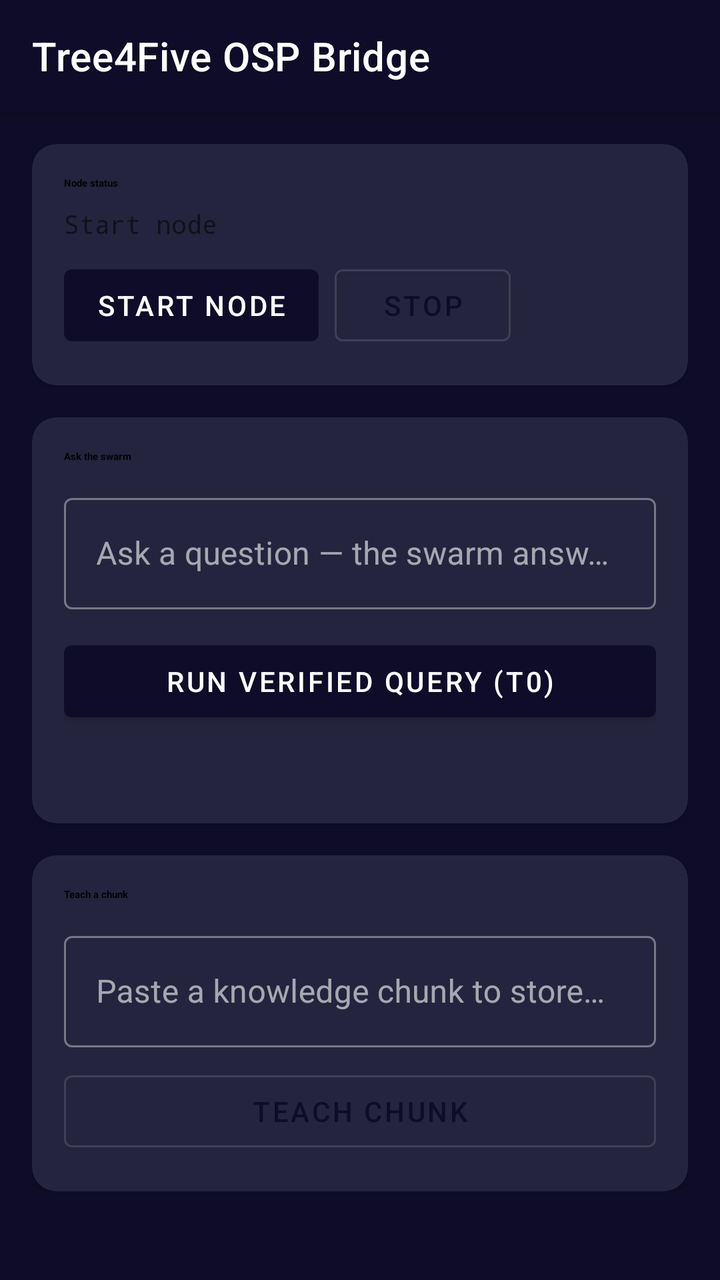
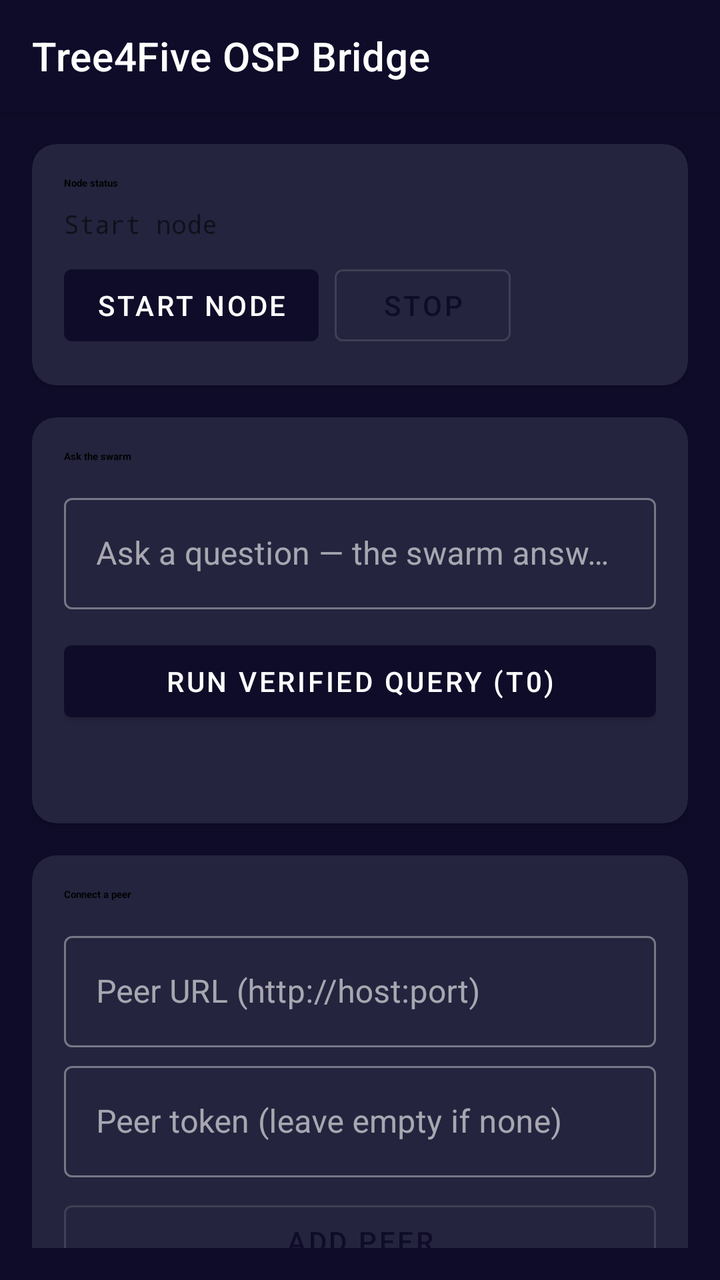

Two renders of the same Android screen: before a commit and after it. Below are the layout's source before the change and the commit's diff.
<!-- AndroidManifest.xml: application theme Theme.Tree4Five.OSP -->
<!-- res/layout/activity_main.xml -->
<?xml version="1.0" encoding="utf-8"?>
<androidx.coordinatorlayout.widget.CoordinatorLayout
    xmlns:android="http://schemas.android.com/apk/res/android"
    xmlns:app="http://schemas.android.com/apk/res-auto"
    android:layout_width="match_parent"
    android:layout_height="match_parent"
    android:background="?android:attr/colorBackground">

    <com.google.android.material.appbar.AppBarLayout
        android:layout_width="match_parent"
        android:layout_height="wrap_content">

        <com.google.android.material.appbar.MaterialToolbar
            android:id="@+id/toolbar"
            android:layout_width="match_parent"
            android:layout_height="?attr/actionBarSize"
            app:title="@string/app_name"
            style="@style/Widget.MaterialComponents.Toolbar.Primary" />
    </com.google.android.material.appbar.AppBarLayout>

    <androidx.core.widget.NestedScrollView
        android:layout_width="match_parent"
        android:layout_height="match_parent"
        app:layout_behavior="@string/appbar_scrolling_view_behavior"
        android:padding="16dp">

        <LinearLayout
            android:layout_width="match_parent"
            android:layout_height="wrap_content"
            android:orientation="vertical">

            
            <com.google.android.material.card.MaterialCardView
                android:layout_width="match_parent"
                android:layout_height="wrap_content"
                app:cardCornerRadius="12dp"
                app:cardElevation="2dp"
                android:layout_marginBottom="16dp">

                <LinearLayout
                    android:layout_width="match_parent"
                    android:layout_height="wrap_content"
                    android:orientation="vertical"
                    android:padding="16dp">

                    <TextView
                        android:layout_width="wrap_content"
                        android:layout_height="wrap_content"
                        android:text="@string/card_status"
                        android:textAppearance="?attr/textAppearanceTitleMedium"
                        android:textStyle="bold"
                        android:layout_marginBottom="8dp"/>

                    <TextView
                        android:id="@+id/status"
                        android:layout_width="match_parent"
                        android:layout_height="wrap_content"
                        android:fontFamily="monospace"
                        android:textSize="13sp"
                        android:text="@string/btn_start"/>

                    <HorizontalScrollView
                        android:layout_width="match_parent"
                        android:layout_height="wrap_content"
                        android:layout_marginTop="8dp"
                        android:scrollbars="none">

                        <LinearLayout
                            android:layout_width="wrap_content"
                            android:layout_height="wrap_content"
                            android:orientation="horizontal">

                            <com.google.android.material.button.MaterialButton
                                android:id="@+id/btnStart"
                                android:layout_width="wrap_content"
                                android:layout_height="wrap_content"
                                android:text="@string/btn_start"/>

                            <com.google.android.material.button.MaterialButton
                                android:id="@+id/btnStop"
                                style="@style/Widget.MaterialComponents.Button.OutlinedButton"
                                android:layout_width="wrap_content"
                                android:layout_height="wrap_content"
                                android:layout_marginStart="8dp"
                                android:text="@string/btn_stop"/>
                        </LinearLayout>
                    </HorizontalScrollView>
                </LinearLayout>
            </com.google.android.material.card.MaterialCardView>

            
            <com.google.android.material.card.MaterialCardView
                android:layout_width="match_parent"
                android:layout_height="wrap_content"
                app:cardCornerRadius="12dp"
                app:cardElevation="2dp"
                android:layout_marginBottom="16dp">

                <LinearLayout
                    android:layout_width="match_parent"
                    android:layout_height="wrap_content"
                    android:orientation="vertical"
                    android:padding="16dp">

                    <TextView
                        android:layout_width="wrap_content"
                        android:layout_height="wrap_content"
                        android:text="@string/card_query"
                        android:textAppearance="?attr/textAppearanceTitleMedium"
                        android:textStyle="bold"
                        android:layout_marginBottom="12dp"/>

                    <com.google.android.material.textfield.TextInputLayout
                        android:layout_width="match_parent"
                        android:layout_height="wrap_content"
                        android:hint="@string/query_hint"
                        style="@style/Widget.MaterialComponents.TextInputLayout.OutlinedBox">

                        <com.google.android.material.textfield.TextInputEditText
                            android:id="@+id/queryBox"
                            android:layout_width="match_parent"
                            android:layout_height="wrap_content"
                            android:inputType="textMultiLine"
                            android:maxLines="3"/>
                    </com.google.android.material.textfield.TextInputLayout>

                    
                    <com.google.android.material.chip.ChipGroup
                        android:id="@+id/chipGroup"
                        android:layout_width="match_parent"
                        android:layout_height="wrap_content"
                        android:layout_marginTop="4dp"/>

                    <com.google.android.material.button.MaterialButton
                        android:id="@+id/btnQuery"
                        android:layout_width="match_parent"
                        android:layout_height="wrap_content"
                        android:layout_marginTop="8dp"
                        android:text="@string/btn_query"/>

                    <TextView
                        android:id="@+id/out"
                        android:layout_width="match_parent"
                        android:layout_height="wrap_content"
                        android:layout_marginTop="12dp"
                        android:textSize="14sp"
                        android:textIsSelectable="true"/>
                </LinearLayout>
            </com.google.android.material.card.MaterialCardView>

            
            <com.google.android.material.card.MaterialCardView
                android:layout_width="match_parent"
                android:layout_height="wrap_content"
                app:cardCornerRadius="12dp"
                app:cardElevation="2dp">

                <LinearLayout
                    android:layout_width="match_parent"
                    android:layout_height="wrap_content"
                    android:orientation="vertical"
                    android:padding="16dp">

                    <TextView
                        android:layout_width="wrap_content"
                        android:layout_height="wrap_content"
                        android:text="@string/card_teach"
                        android:textAppearance="?attr/textAppearanceTitleMedium"
                        android:textStyle="bold"
                        android:layout_marginBottom="12dp"/>

                    <com.google.android.material.textfield.TextInputLayout
                        android:layout_width="match_parent"
                        android:layout_height="wrap_content"
                        android:hint="@string/teach_hint"
                        style="@style/Widget.MaterialComponents.TextInputLayout.OutlinedBox">

                        <com.google.android.material.textfield.TextInputEditText
                            android:id="@+id/learnBox"
                            android:layout_width="match_parent"
                            android:layout_height="wrap_content"
                            android:inputType="textMultiLine"
                            android:maxLines="4"/>
                    </com.google.android.material.textfield.TextInputLayout>

                    <com.google.android.material.button.MaterialButton
                        android:id="@+id/btnTeach"
                        style="@style/Widget.MaterialComponents.Button.OutlinedButton"
                        android:layout_width="match_parent"
                        android:layout_height="wrap_content"
                        android:layout_marginTop="8dp"
                        android:text="@string/btn_teach"/>
                </LinearLayout>
            </com.google.android.material.card.MaterialCardView>
        </LinearLayout>
    </androidx.core.widget.NestedScrollView>
</androidx.coordinatorlayout.widget.CoordinatorLayout>
<!-- resources referenced by this layout -->
<resources>
  <string name="app_name">Tree4Five OSP Bridge</string>
  <string name="btn_query">Run verified query (T0)</string>
  <string name="btn_start">Start node</string>
  <string name="btn_stop">Stop</string>
  <string name="btn_teach">Teach chunk</string>
  <string name="card_query">Ask the swarm</string>
  <string name="card_status">Node status</string>
  <string name="card_teach">Teach a chunk</string>
  <string name="query_hint">Ask a question — the swarm answers only with verified evidence</string>
  <string name="teach_hint">Paste a knowledge chunk to store on this device</string>
  <style name="Theme.Tree4Five.OSP" parent="Theme.MaterialComponents.DayNight.NoActionBar">
          <item name="colorPrimary">@color/colorPrimary</item>
          <item name="colorPrimaryVariant">@color/colorPrimaryVariant</item>
          <item name="colorOnPrimary">@color/colorOnPrimary</item>
          <item name="colorSecondary">@color/colorSecondary</item>
          <item name="colorSecondaryVariant">@color/colorSecondaryVariant</item>
          <item name="colorOnSecondary">@color/colorOnSecondary</item>
          <item name="android:colorBackground">@color/colorBackground</item>
          <item name="colorSurface">@color/colorSurface</item>
          <item name="colorOnBackground">@color/colorOnBackground</item>
          <item name="colorOnSurface">@color/colorOnSurface</item>
      </style>
  <color name="colorPrimary">#0f0c29</color>
  <color name="colorPrimaryVariant">#24243e</color>
  <color name="colorOnPrimary">#FFFFFF</color>
  <color name="colorSecondary">#00f2fe</color>
  <color name="colorSecondaryVariant">#4facfe</color>
  <color name="colorOnSecondary">#000000</color>
  <color name="colorBackground">#0f0c29</color>
  <color name="colorSurface">#24243e</color>
  <color name="colorOnBackground">#FFFFFF</color>
  <color name="colorOnSurface">#FFFFFF</color>
</resources>

<!-- the commit's change to res/layout/activity_main.xml (unified diff, before → after) -->
@@ -153,6 +153,65 @@
                 android:layout_width="match_parent"
                 android:layout_height="wrap_content"
                 app:cardCornerRadius="12dp"
+                app:cardElevation="2dp"
+                android:layout_marginBottom="16dp">
+
+                <LinearLayout
+                    android:layout_width="match_parent"
+                    android:layout_height="wrap_content"
+                    android:orientation="vertical"
+                    android:padding="16dp">
+
+                    <TextView
+                        android:layout_width="wrap_content"
+                        android:layout_height="wrap_content"
+                        android:text="@string/card_peer"
+                        android:textAppearance="?attr/textAppearanceTitleMedium"
+                        android:textStyle="bold"
+                        android:layout_marginBottom="12dp"/>
+
+                    <com.google.android.material.textfield.TextInputLayout
+                        android:layout_width="match_parent"
+                        android:layout_height="wrap_content"
+                        android:hint="@string/peer_url_hint"
+                        style="@style/Widget.MaterialComponents.TextInputLayout.OutlinedBox">
+
+                        <com.google.android.material.textfield.TextInputEditText
+                            android:id="@+id/peerUrl"
+                            android:layout_width="match_parent"
+                            android:layout_height="wrap_content"
+                            android:inputType="textUri"/>
+                    </com.google.android.material.textfield.TextInputLayout>
+
+                    <com.google.android.material.textfield.TextInputLayout
+                        android:layout_width="match_parent"
+                        android:layout_height="wrap_content"
+                        android:layout_marginTop="4dp"
+                        android:hint="@string/peer_token_hint"
+                        style="@style/Widget.MaterialComponents.TextInputLayout.OutlinedBox">
+
+                        <com.google.android.material.textfield.TextInputEditText
+                            android:id="@+id/peerToken"
+                            android:layout_width="match_parent"
+                            android:layout_height="wrap_content"
+                            android:inputType="textPassword"/>
+                    </com.google.android.material.textfield.TextInputLayout>
+
+                    <com.google.android.material.button.MaterialButton
+                        android:id="@+id/btnAddPeer"
+                        style="@style/Widget.MaterialComponents.Button.OutlinedButton"
+                        android:layout_width="match_parent"
+                        android:layout_height="wrap_content"
+                        android:layout_marginTop="8dp"
+                        android:text="@string/btn_add_peer"/>
+                </LinearLayout>
+            </com.google.android.material.card.MaterialCardView>
+
+            
+            <com.google.android.material.card.MaterialCardView
+                android:layout_width="match_parent"
+                android:layout_height="wrap_content"
+                app:cardCornerRadius="12dp"
                 app:cardElevation="2dp">
 
                 <LinearLayout
<!-- resource entries referenced after the edit -->
@@ -1,13 +1,17 @@
 <!-- resources referenced by this layout -->
 <resources>
   <string name="app_name">Tree4Five OSP Bridge</string>
+  <string name="btn_add_peer">Add peer</string>
   <string name="btn_query">Run verified query (T0)</string>
   <string name="btn_start">Start node</string>
   <string name="btn_stop">Stop</string>
   <string name="btn_teach">Teach chunk</string>
+  <string name="card_peer">Connect a peer</string>
   <string name="card_query">Ask the swarm</string>
   <string name="card_status">Node status</string>
   <string name="card_teach">Teach a chunk</string>
+  <string name="peer_token_hint">Peer token (leave empty if none)</string>
+  <string name="peer_url_hint">Peer URL (http://host:port)</string>
   <string name="query_hint">Ask a question — the swarm answers only with verified evidence</string>
   <string name="teach_hint">Paste a knowledge chunk to store on this device</string>
   <style name="Theme.Tree4Five.OSP" parent="Theme.MaterialComponents.DayNight.NoActionBar">
